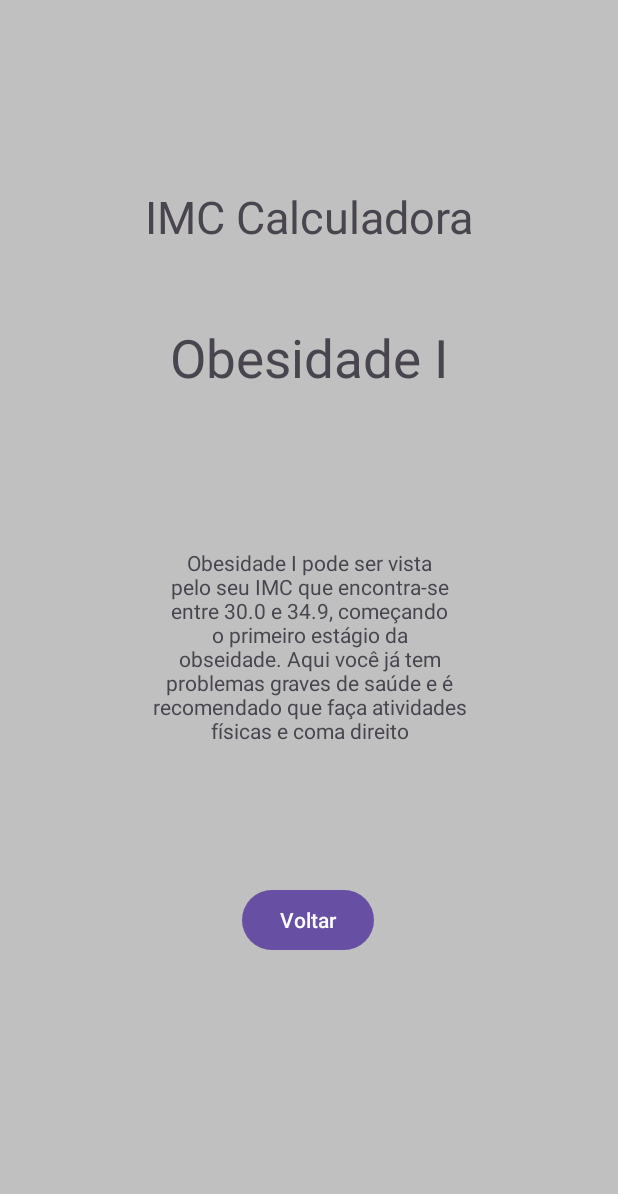
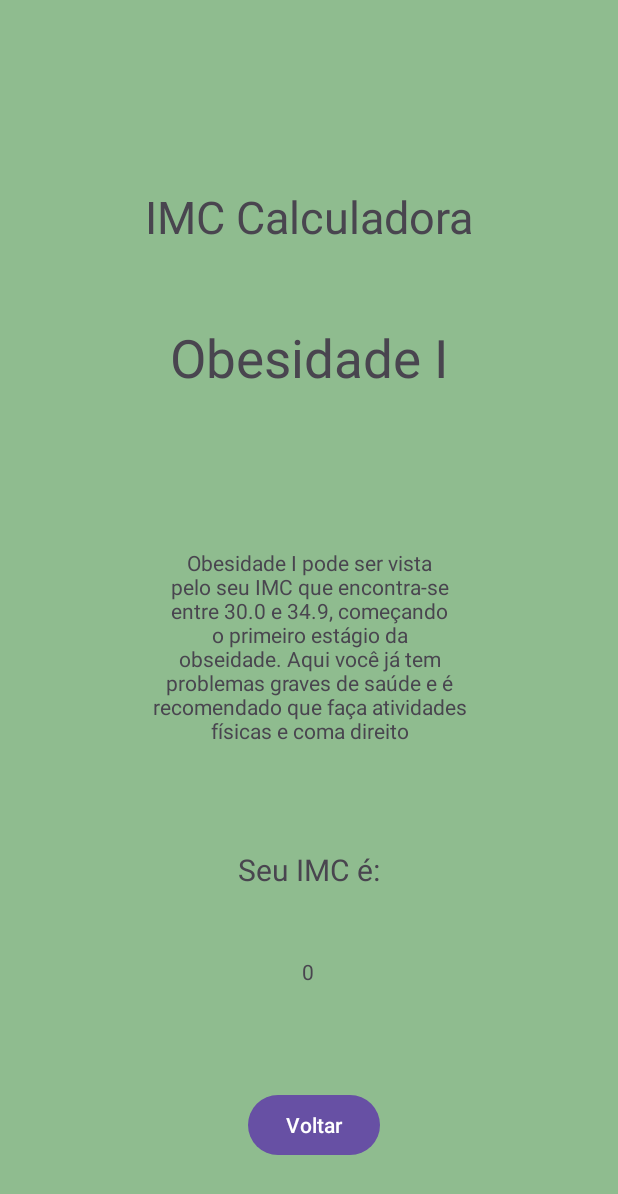
Before and after one commit to Heysatirohere/IMC2, an Android app: the ObesidadeI screen opened directly, with no data from a screen before it, on a phone screen of 412 x 824 dp. Shown: the top 1194 px of the screen. Run offline under Robolectric (Android 15) with nearby library versions, the phone set to English and light mode, and no system bars; 1 statement that could not run was skipped.

Commit message:
some adjustments and completed project

```diff
--- a/app/src/main/java/br/com/aula/text/ObesidadeI.java
+++ b/app/src/main/java/br/com/aula/text/ObesidadeI.java
@@ -4,12 +4,15 @@ import android.content.Intent;
 import android.os.Bundle;
 import android.view.View;
 import android.widget.Button;
+import android.widget.TextView;
 
 import androidx.activity.EdgeToEdge;
 import androidx.appcompat.app.AppCompatActivity;
 import androidx.core.graphics.Insets;
 import androidx.core.view.ViewCompat;
 import androidx.core.view.WindowInsetsCompat;
+
+import java.text.DecimalFormat;
 
 public class ObesidadeI extends AppCompatActivity {
 
@@ -18,7 +21,15 @@ public class ObesidadeI extends AppCompatActivity {
         super.onCreate(savedInstanceState);
         EdgeToEdge.enable(this);
         setContentView(R.layout.activity_obesidade_i);
-        ViewCompat.setOnApplyWindowInsetsListener(findViewById(R.id.main), (v, insets) -> {
+
+        Bundle extras = getIntent().getExtras();
+        double imcResult = extras.getDouble("imcResult");
+        DecimalFormat df = new DecimalFormat("#.##");
+        String imc = df.format(imcResult);
+        TextView result1 = findViewById(R.id.obesidadeI);
+        result1.setText(imc);
+
+             ViewCompat.setOnApplyWindowInsetsListener(findViewById(R.id.main), (v, insets) -> {
             Insets systemBars = insets.getInsets(WindowInsetsCompat.Type.systemBars());
             v.setPadding(systemBars.left, systemBars.top, systemBars.right, systemBars.bottom);
             return insets;
--- a/app/src/main/res/layout/activity_login.xml
+++ b/app/src/main/res/layout/activity_login.xml
@@ -5,7 +5,7 @@
     android:id="@+id/main"
     android:layout_width="match_parent"
     android:layout_height="match_parent"
-    android:background="@color/gray"
+    android:background="@color/background"
     tools:context=".Login"
     android:layout_gravity="center"
     >
--- a/app/src/main/res/layout/activity_main.xml
+++ b/app/src/main/res/layout/activity_main.xml
@@ -8,7 +8,7 @@
     android:orientation="vertical"
     android:padding="20dp"
     android:gravity="center"
-    android:background="@color/gray"
+    android:background="@color/background"
     tools:context=".MainActivity">
 
 
--- a/app/src/main/res/layout/activity_obesidade_i.xml
+++ b/app/src/main/res/layout/activity_obesidade_i.xml
@@ -5,7 +5,7 @@
     android:id="@+id/main"
     android:layout_width="match_parent"
     android:layout_height="match_parent"
-    android:background="@color/gray"
+    android:background="@color/background"
     tools:context=".Magreza">
 
     <TextView
@@ -40,10 +40,10 @@
         android:text="Voltar"
         app:layout_constraintBottom_toBottomOf="parent"
         app:layout_constraintEnd_toEndOf="parent"
-        app:layout_constraintHorizontal_bias="0.498"
+        app:layout_constraintHorizontal_bias="0.51"
         app:layout_constraintStart_toStartOf="parent"
         app:layout_constraintTop_toBottomOf="@+id/textView"
-        app:layout_constraintVertical_bias="0.268" />
+        app:layout_constraintVertical_bias="0.804" />
 
     <TextView
         android:id="@+id/textView2"
@@ -59,5 +59,29 @@
         app:layout_constraintTop_toBottomOf="@+id/textTitulo"
         app:layout_constraintVertical_bias="0.069" />
 
+    <TextView
+        android:id="@+id/obesidadeI"
+        android:layout_width="96dp"
+        android:layout_height="41dp"
+        android:text="TextView"
+        android:textAlignment="center"
+        app:layout_constraintBottom_toTopOf="@+id/exit"
+        app:layout_constraintEnd_toEndOf="parent"
+        app:layout_constraintHorizontal_bias="0.498"
+        app:layout_constraintStart_toStartOf="parent"
+        app:layout_constraintTop_toBottomOf="@+id/textView"
+        app:layout_constraintVertical_bias="0.716" />
+
+    <TextView
+        android:id="@+id/textView3"
+        android:layout_width="113dp"
+        android:layout_height="63dp"
+        android:text="Seu IMC é:"
+        android:gravity="center"
+        android:textSize="20dp"
+        app:layout_constraintBottom_toTopOf="@+id/obesidadeI"
+        app:layout_constraintEnd_toEndOf="parent"
+        app:layout_constraintStart_toStartOf="parent"
+        app:layout_constraintTop_toBottomOf="@+id/textView" />
 
 </androidx.constraintlayout.widget.ConstraintLayout>
--- a/app/src/main/res/values/colors.xml
+++ b/app/src/main/res/values/colors.xml
@@ -2,5 +2,5 @@
 <resources>
     <color name="black">#FF000000</color>
     <color name="white">#FFFFFFFF</color>
-    <color name="gray">#FFC0C0C0</color>"
+    <color name="background">#8FBC8F</color>"
 </resources>
```
Also changed, not shown: app/src/main/java/br/com/aula/text/Magreza.java (+12 -0 lines), app/src/main/java/br/com/aula/text/MainActivity.java (+45 -21 lines), app/src/main/java/br/com/aula/text/ObesidadeII.java (+12 -1 lines), app/src/main/java/br/com/aula/text/PesoNormal.java (+11 -0 lines), app/src/main/java/br/com/aula/text/Sobrepeso.java (+11 -0 lines), app/src/main/res/layout/activity_magreza.xml (+27 -2 lines), app/src/main/res/layout/activity_obesidade_ii.xml (+27 -2 lines), app/src/main/res/layout/activity_peso_normal.xml (+30 -4 lines), app/src/main/res/layout/activity_sobrepeso.xml (+27 -2 lines).
